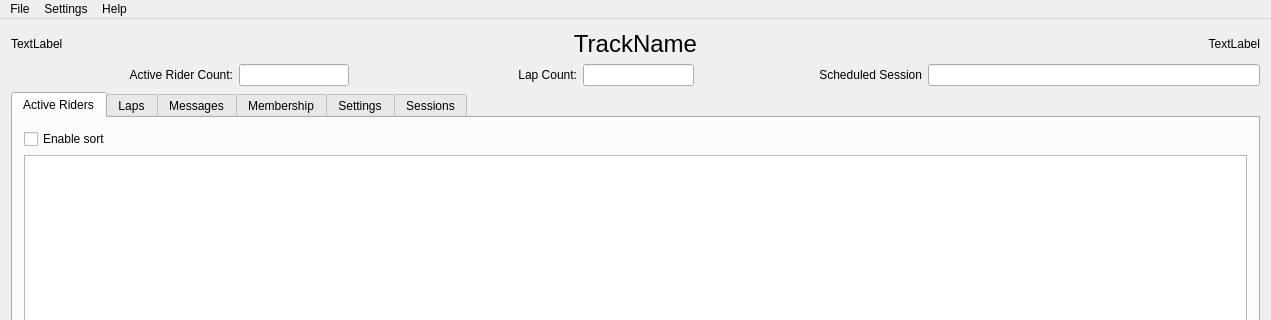
Qt form src/mainwindow.ui (mbuckaway/laps) before a commit; both pictures show x 0 to 1271 and y 0 to 320 of the 1271 by 788 pixel window.
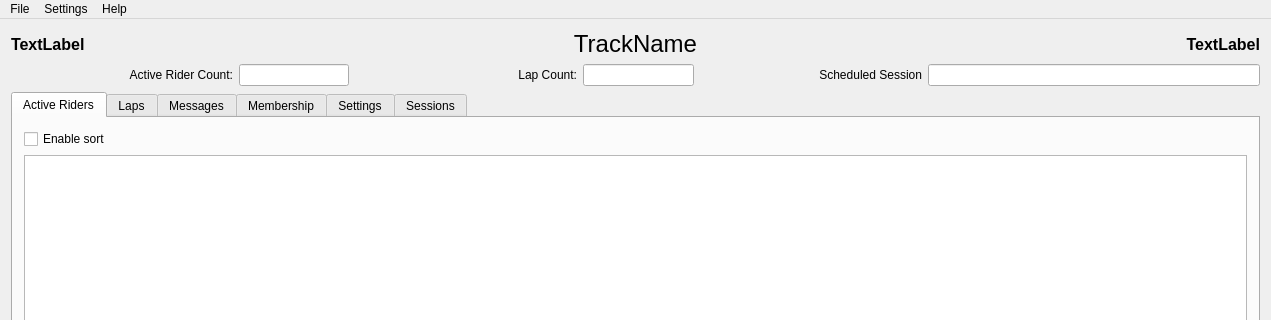
The same form after that commit.

The edit to the form file:
```diff
--- a/src/mainwindow.ui
+++ b/src/mainwindow.ui
@@ -23,6 +23,13 @@
    <layout class="QGridLayout" name="gridLayout_4">
     <item row="0" column="0">
      <widget class="QLabel" name="leftTitleLabel">
+      <property name="font">
+       <font>
+        <pointsize>12</pointsize>
+        <weight>75</weight>
+        <bold>true</bold>
+       </font>
+      </property>
       <property name="text">
        <string>TextLabel</string>
       </property>
@@ -45,6 +52,13 @@
     </item>
     <item row="0" column="2">
      <widget class="QLabel" name="rightTitleLabel">
+      <property name="font">
+       <font>
+        <pointsize>12</pointsize>
+        <weight>75</weight>
+        <bold>true</bold>
+       </font>
+      </property>
       <property name="text">
        <string>TextLabel</string>
       </property>
```
